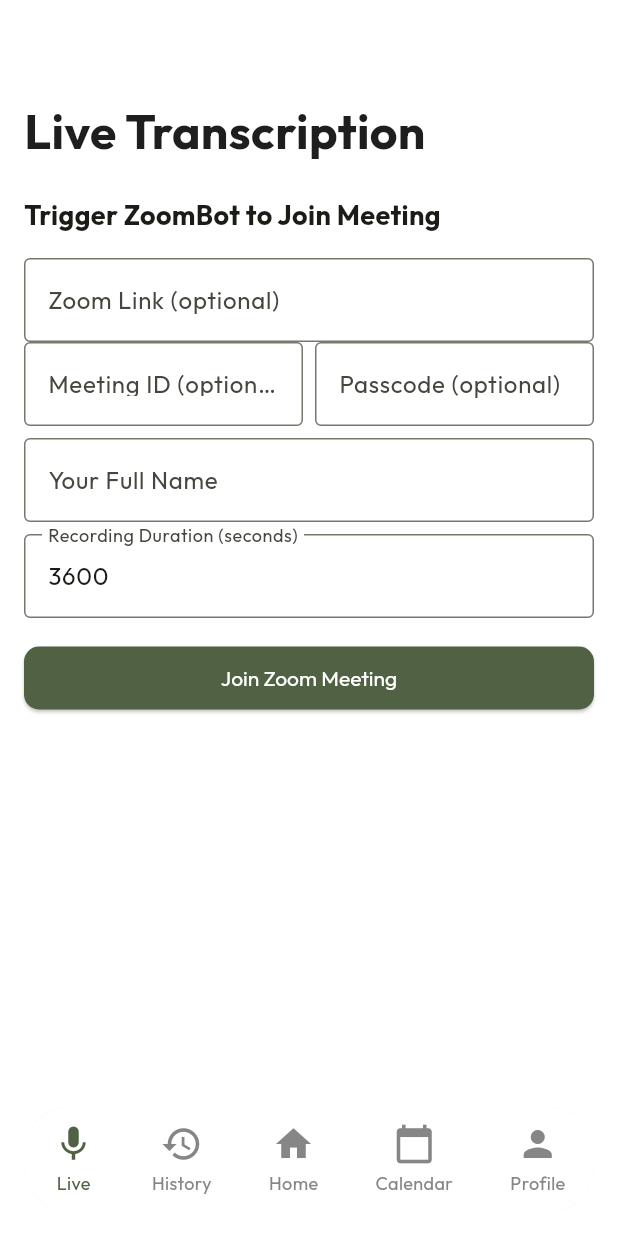
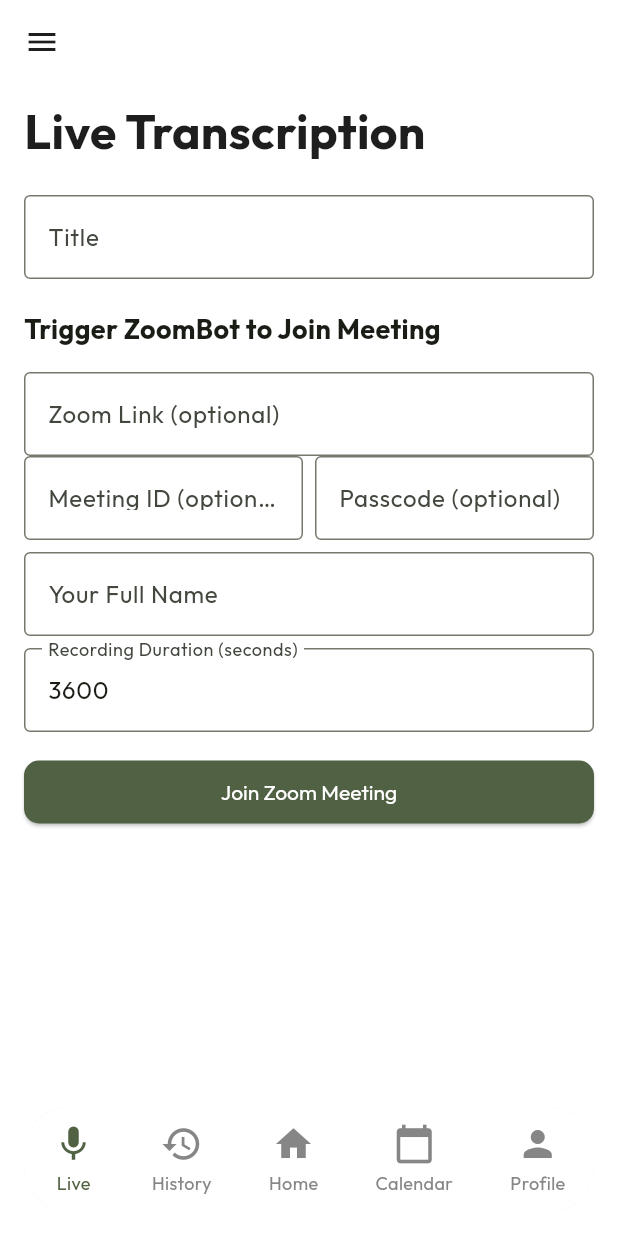
Before and after one commit to saakhani/harf-ba-harf, a Flutter app: the LiveTranscriptionPage screen opened by its route, on a phone screen of 412 x 824 dp. Shown: the top 1233 px of the screen. Run offline on Flutter 3.47's test engine with Material 3 defaults, Android fonts, the phone set to English and light mode, and no system bars; our stand-ins replace cloud_firestore, file_picker, firebase_auth, firebase_core, firebase_remote_config, flutter_signin_button and 4 more; missing offline and left inert: googleapis; accounts and stored records are empty; network calls fail.

Commit message:
make more pretty

```diff
--- a/app/lib/screens/calendar.dart
+++ b/app/lib/screens/calendar.dart
@@ -4,6 +4,7 @@
 import 'package:harf_ba_harf/services/app_colors.dart';
 import 'package:harf_ba_harf/services/text_styles.dart';
 import 'package:harf_ba_harf/widgets/navbar.dart';
+import 'package:harf_ba_harf/widgets/sidebar.dart';
 import 'package:table_calendar/table_calendar.dart';
 import '../services/google_calendar_service.dart';
 import 'package:googleapis/calendar/v3.dart' as calendar;
@@ -137,7 +138,7 @@
   Widget build(BuildContext context) {
     return Scaffold(
       appBar: AppBar(
-        automaticallyImplyLeading: false,
+        automaticallyImplyLeading: true, // Show the drawer icon
         actions: [
           IconButton(
             icon: const Icon(Icons.add),
@@ -146,6 +147,7 @@
           ),
         ],
       ),
+      drawer: const SidebarDrawer(),
       body: Column(
         crossAxisAlignment: CrossAxisAlignment.start, // <-- left align heading
         children: [
--- a/app/lib/screens/history.dart
+++ b/app/lib/screens/history.dart
@@ -5,6 +5,7 @@
 import 'package:harf_ba_harf/services/text_styles.dart';
 import 'package:harf_ba_harf/widgets/past_meeting_card.dart';
 import 'package:harf_ba_harf/widgets/navbar.dart';
+import 'package:harf_ba_harf/widgets/sidebar.dart';
 
 class HistoryPage extends StatefulWidget {
   const HistoryPage({super.key});
@@ -17,7 +18,8 @@
   @override
   Widget build(BuildContext context) {
     return Scaffold(
-      appBar: AppBar(automaticallyImplyLeading: false),
+      drawer: const SidebarDrawer(),
+      appBar: AppBar(automaticallyImplyLeading: true),
       body: Column(
         crossAxisAlignment: CrossAxisAlignment.start, // <-- left align heading
         children: [
--- a/app/lib/screens/live_transcription.dart
+++ b/app/lib/screens/live_transcription.dart
@@ -2,8 +2,10 @@
 import 'dart:convert';
 import 'package:flutter/material.dart';
 import 'package:harf_ba_harf/services/app_colors.dart';
+import 'package:harf_ba_harf/services/firestore_service.dart';
 import 'package:harf_ba_harf/services/text_styles.dart';
 import 'package:harf_ba_harf/widgets/navbar.dart';
+import 'package:harf_ba_harf/widgets/sidebar.dart';
 import 'package:http/http.dart' as http;
 
 class LiveTranscriptionPage extends StatefulWidget {
@@ -20,6 +22,7 @@
   final _passcodeController = TextEditingController();
   final _userNameController = TextEditingController();
   final _durationController = TextEditingController(text: '3600');
+  final _titleController = TextEditingController();
   bool _isLoading = false;
   String? _responseMessage;
 
@@ -30,6 +33,7 @@
     _passcodeController.dispose();
     _userNameController.dispose();
     _durationController.dispose();
+    _titleController.dispose();
     super.dispose();
   }
 
@@ -44,6 +48,22 @@
     final passcode = _passcodeController.text.trim();
     final userFullName = _userNameController.text.trim();
     final duration = int.tryParse(_durationController.text.trim()) ?? 3600;
+    final title = _titleController.text.trim();
+    if (title.isEmpty) {
+      setState(() {
+        _isLoading = false;
+        _responseMessage = 'Title is required.';
+      });
+      return;
+    }
+    try {
+      // Create Firestore meeting document
+      final firestoreService = FirestoreService();
+      final meetingDocId = await firestoreService.createMeetingEntryAutoId(
+        title: title,
+        filePath: '', // No file for live transcription
+      );
+      // Call backend to trigger Zoom bot
       final url =
           'http://192.168.0.104:5000/trigger-zoom-bot'; // TODO: Replace with your ngrok URL
       final body = jsonEncode({
@@ -52,8 +72,8 @@
         if (passcode.isNotEmpty) 'passcode': passcode,
         'user_full_name': userFullName,
         'recording_duration': duration,
+        'meeting_doc_id': meetingDocId,
       });
-    try {
       final response = await http.post(
         Uri.parse(url),
         body: body,
@@ -61,6 +81,7 @@
       );
       if (response.statusCode == 200) {
         setState(() => _responseMessage = 'Zoom bot triggered successfully!');
+        Navigator.of(context).popUntil((route) => route.isFirst);
       } else {
         setState(() => _responseMessage = 'Error: ${response.body}');
       }
@@ -74,7 +95,8 @@
   @override
   Widget build(BuildContext context) {
     return Scaffold(
-      appBar: AppBar(automaticallyImplyLeading: false),
+      drawer: const SidebarDrawer(),
+      appBar: AppBar(automaticallyImplyLeading: true),
       body: Column(
         crossAxisAlignment: CrossAxisAlignment.start, // <-- left align heading
         children: [
@@ -95,6 +117,17 @@
               child: Column(
                 crossAxisAlignment: CrossAxisAlignment.start,
                 children: [
+                  // Title field first
+                  TextFormField(
+                    controller: _titleController,
+                    decoration: const InputDecoration(labelText: 'Title'),
+                    validator:
+                        (value) =>
+                            value == null || value.isEmpty
+                                ? 'Title is required'
+                                : null,
+                  ),
+                  const SizedBox(height: 20), // Slight gap after title
                   const Text(
                     'Trigger ZoomBot to Join Meeting',
                     style: TextStyle(fontWeight: FontWeight.bold, fontSize: 18),
--- a/app/lib/screens/profile.dart
+++ b/app/lib/screens/profile.dart
@@ -7,6 +7,7 @@
 import 'package:fluttertoast/fluttertoast.dart';
 import 'package:google_sign_in/google_sign_in.dart';
 import 'package:cloud_firestore/cloud_firestore.dart';
+import 'package:harf_ba_harf/widgets/sidebar.dart';
 
 class ProfilePage extends StatelessWidget {
   const ProfilePage({super.key});
@@ -166,7 +167,8 @@
   Widget build(BuildContext context) {
     final user = FirebaseAuth.instance.currentUser;
     return Scaffold(
-      appBar: AppBar(automaticallyImplyLeading: false),
+      drawer: const SidebarDrawer(),
+      appBar: AppBar(automaticallyImplyLeading: true),
       body: Center(
         child: Column(
           crossAxisAlignment:
--- a/app/pubspec.yaml
+++ b/app/pubspec.yaml
@@ -26,6 +26,7 @@
   table_calendar: ^3.1.0
   google_fonts: ^5.0.0
   path_provider: ^2.0.15
+  flutter_signin_button: ^2.0.0
 
 dev_dependencies:
   flutter_test:
@@ -35,6 +36,8 @@
 
 flutter:
   uses-material-design: true
+  assets:
+    - assets/icon/app_icon.png
   fonts:
     - family: NotoNastaliq
       fonts:
```
Also changed, not shown: app/lib/main.dart (+18 -1 lines), app/lib/screens/login.dart (+18 -13 lines), app/pubspec.lock. Lines whose indentation alone changed are shown as unchanged.
